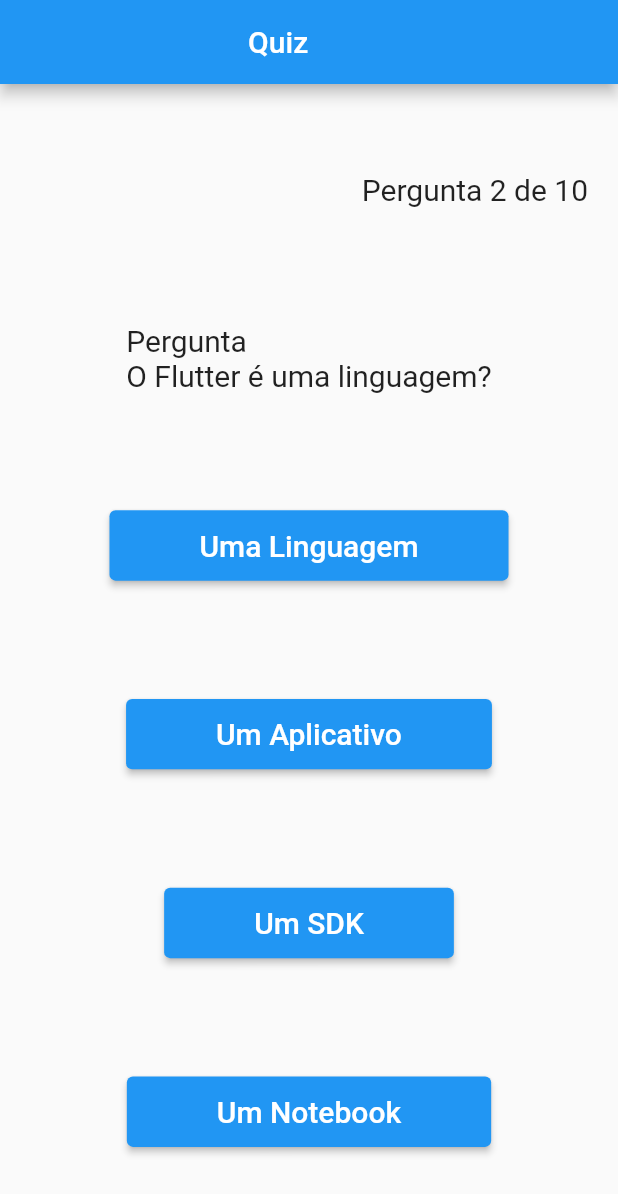
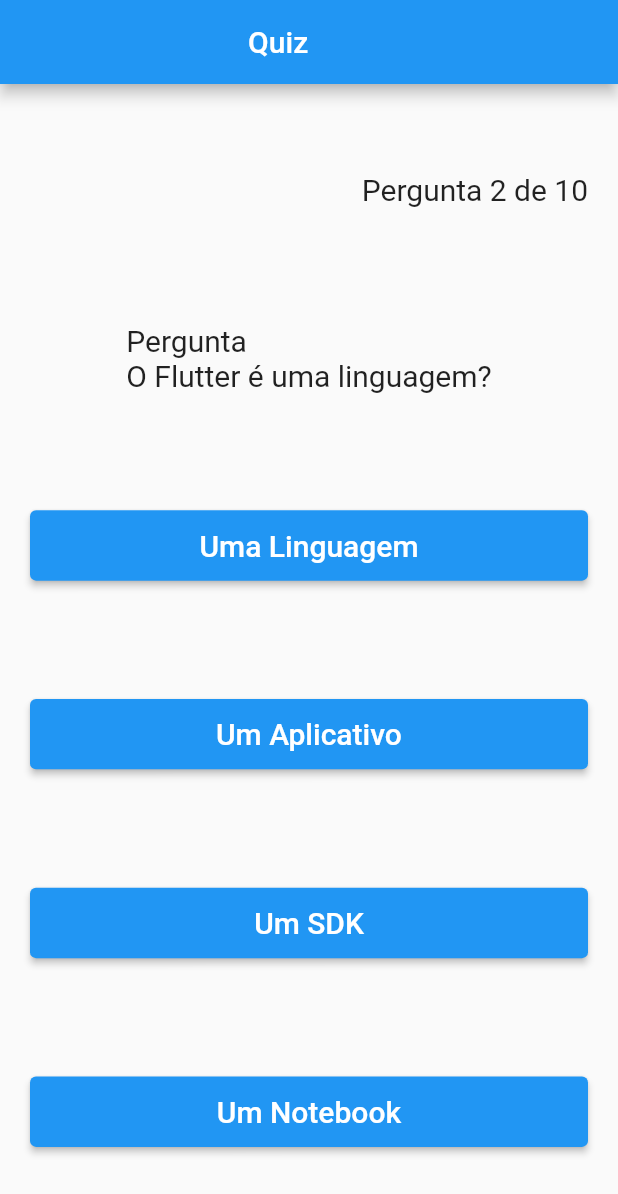
Before and after one commit to LucasTecDev/App_Quiz, a Flutter app: the screen it shows after launch, on a phone screen of 412 x 824 dp. Shown: the top 1194 px of the screen. Run offline on Flutter 3.47's test engine with Material 2 defaults, Android fonts, the phone set to English and light mode, and no system bars.

Commit message:
Programando a Estrutura da Lista de Dados na View

```diff
--- a/lib/quiz.dart
+++ b/lib/quiz.dart
@@ -57,7 +57,9 @@ class _QuizState extends State<Quiz> {
                  Text('Pergunta \n' + quiz[perguntaNumero -1]['pergunta'],
                  style: TextStyle(fontSize: 20)),
 
-                ElevatedButton(
+                 SizedBox(
+                  width: double.infinity,
+                  child: ElevatedButton(
                     onPressed: () {
                       print('1');
                     },
@@ -66,8 +68,11 @@ class _QuizState extends State<Quiz> {
                       padding: EdgeInsets.fromLTRB(60, 12, 60, 12),
                     ),
                   ),
+                ),
 
-                ElevatedButton(
+                SizedBox(
+                   width: double.infinity,
+                  child: ElevatedButton(
                     onPressed: () {
                       print('2');
                     },
@@ -76,8 +81,11 @@ class _QuizState extends State<Quiz> {
                       padding: EdgeInsets.fromLTRB(60, 12, 60, 12),
                     ),
                   ),
+                ),
 
-                ElevatedButton(
+                SizedBox(
+                   width: double.infinity,
+                  child: ElevatedButton(
                     onPressed: () {
                       print('3');
                     },
@@ -86,14 +94,18 @@ class _QuizState extends State<Quiz> {
                       padding: EdgeInsets.fromLTRB(60, 12, 60, 12),
                     ),
                   ),
+                ),
 
-                ElevatedButton(
+                SizedBox(
+                   width: double.infinity,
+                  child: ElevatedButton(
                     onPressed: () {
                       print('4');
                     },
                     child: Text(quiz[perguntaNumero - 1]['respostas'][3], style: TextStyle(fontSize: 20)),
                     style: ElevatedButton.styleFrom(
                       padding: EdgeInsets.fromLTRB(60, 12, 60, 12),
+                    ),
                   ),
                 ),
 
```
Lines whose indentation alone changed are shown as unchanged.
